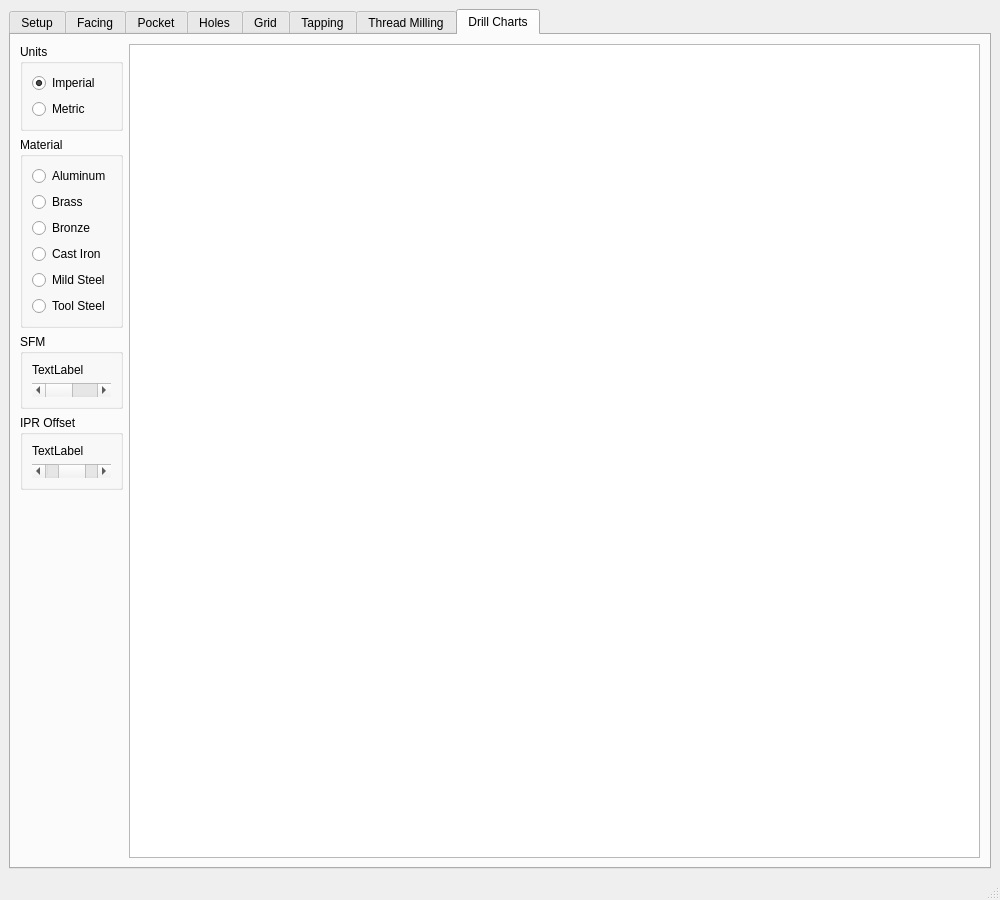
Old version of the form gcode/src/gcode.ui in the repository jethornton/gcode.
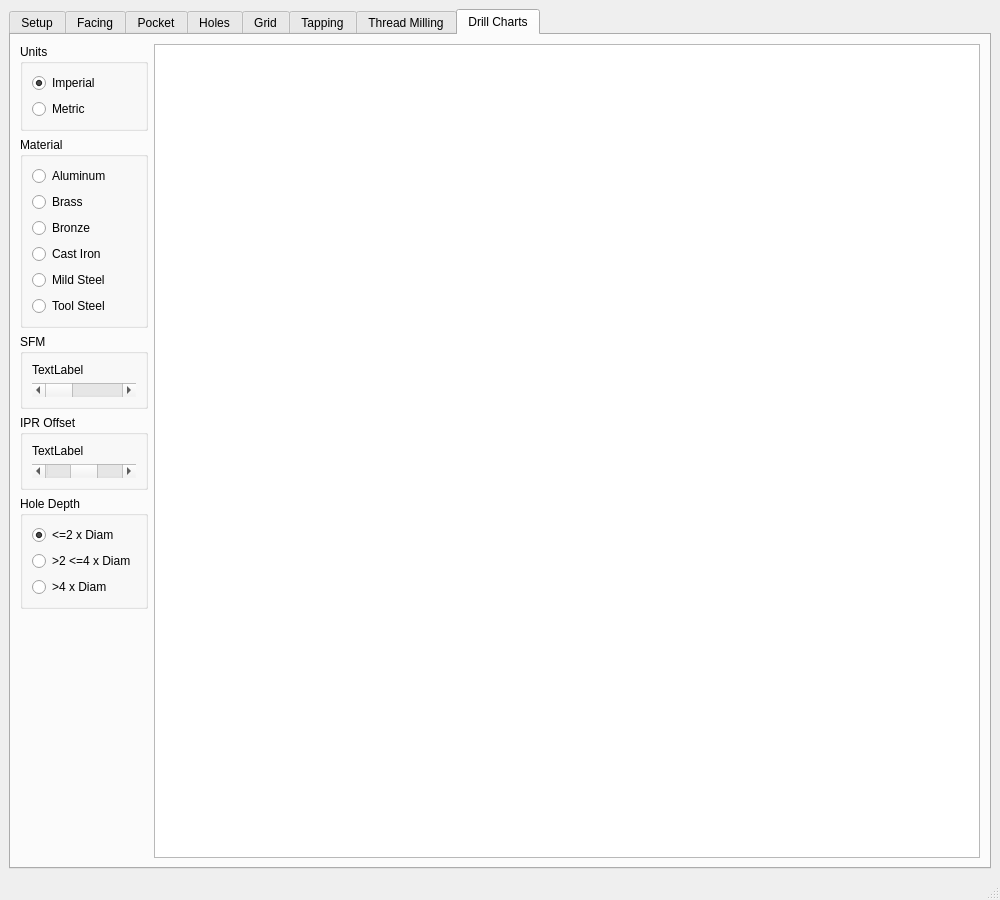
New version of the form. The open tabs and pages were chosen to show the change.

Patch:
```diff
--- a/gcode/src/gcode.ui
+++ b/gcode/src/gcode.ui
@@ -1025,6 +1025,48 @@
           </layout>
          </widget>
         </item>
+        <item row="4" column="0">
+         <widget class="QGroupBox" name="groupBox_10">
+          <property name="title">
+           <string>Hole Depth</string>
+          </property>
+          <layout class="QGridLayout" name="gridLayout_17">
+           <item row="1" column="0">
+            <widget class="QRadioButton" name="drill3xDiam">
+             <property name="text">
+              <string>&gt;2 &lt;=4 x Diam</string>
+             </property>
+             <attribute name="buttonGroup">
+              <string notr="true">drillDepthBG</string>
+             </attribute>
+            </widget>
+           </item>
+           <item row="0" column="0">
+            <widget class="QRadioButton" name="drill2xDiam">
+             <property name="text">
+              <string>&lt;=2 x Diam</string>
+             </property>
+             <property name="checked">
+              <bool>true</bool>
+             </property>
+             <attribute name="buttonGroup">
+              <string notr="true">drillDepthBG</string>
+             </attribute>
+            </widget>
+           </item>
+           <item row="2" column="0">
+            <widget class="QRadioButton" name="drill4xDiam">
+             <property name="text">
+              <string>&gt;4 x Diam</string>
+             </property>
+             <attribute name="buttonGroup">
+              <string notr="true">drillDepthBG</string>
+             </attribute>
+            </widget>
+           </item>
+          </layout>
+         </widget>
+        </item>
        </layout>
       </widget>
      </widget>
```
Left out of the diff: 3 changed lines with no effect on the pictures.
